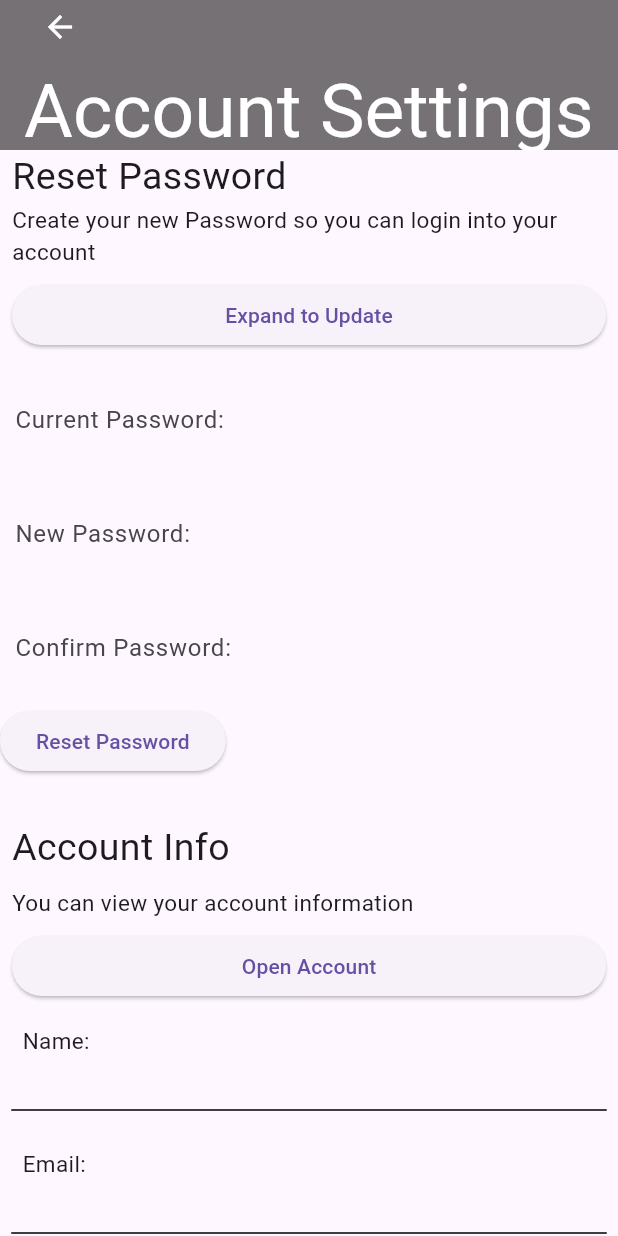
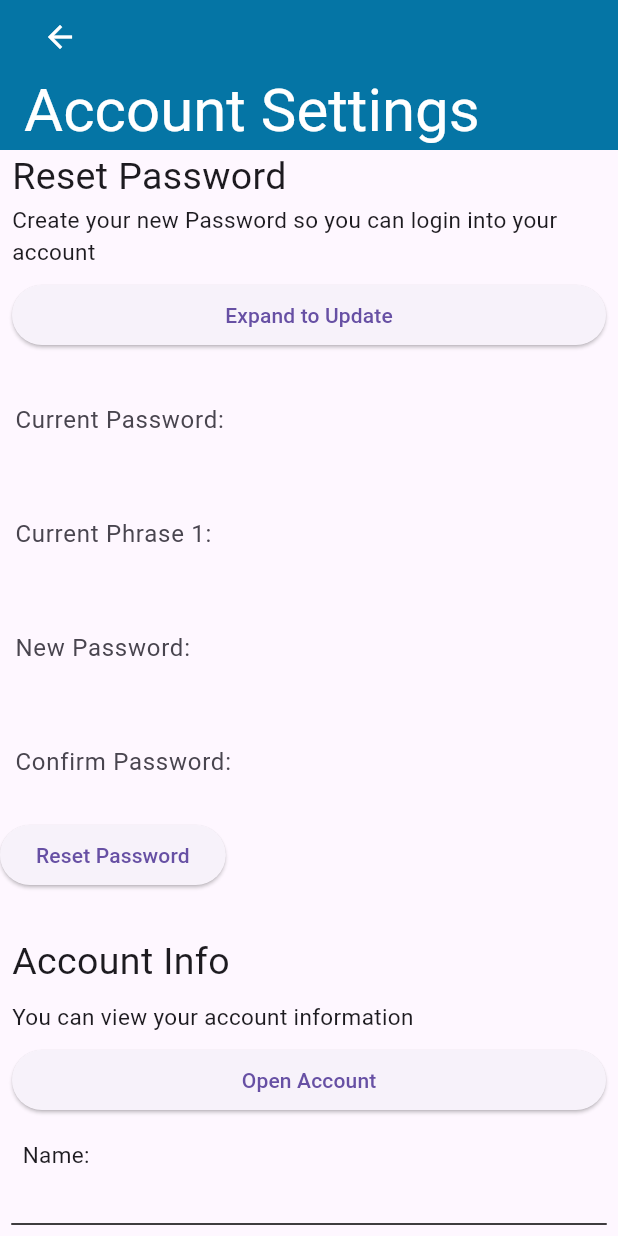
Before and after one commit to Mazen-Alnahdi/Graduation_Project_Final, a Flutter app: the screen it shows once a user with an empty profile is signed in, after a tap on the "person" icon, on a phone screen of 412 x 824 dp. Run offline on Flutter 3.47's test engine with Material 3 defaults, Android fonts, the phone set to English and light mode, and no system bars; our stand-ins replace cloud_firestore, firebase_auth, firebase_core, fluttertoast, shared_preferences, speech_to_text; missing offline and left inert: dcdg, picovoice_flutter, rename, rhino_flutter; accounts and stored records are empty; network calls fail.

Commit message:
Updated the Project with new logo and cleaned a bit

```diff
--- a/lib/main.dart
+++ b/lib/main.dart
@@ -1,14 +1,7 @@
-
-
-
-
-
-
-
 import 'dart:async';
-
+import 'package:rename/rename.dart';
 import 'package:flutter/material.dart';
-
+import 'package:dcdg/dcdg.dart';
 import 'package:firebase_core/firebase_core.dart';
 import 'package:gp_v2/screens/Help.dart';
 import 'package:gp_v2/screens/account.dart';
@@ -72,7 +65,7 @@ class MyApp extends StatelessWidget {
           '/signup':(context) => SignUp(),
         },
         theme: ThemeData(
-          colorScheme: ColorScheme.fromSeed(seedColor: Colors.deepPurple),
+          colorScheme: ColorScheme.fromSeed(seedColor: Colors.white),
           useMaterial3: true
         ),
       ),
@@ -101,14 +94,15 @@ class _MyHomePageState extends State<MyHomePage> {
   @override
   Widget build(BuildContext context) {
     return Container(
-      color: Colors.white,
+      color: Color(0xFF0575A5),
       child: Center(
         child: SizedBox(
           width: 512,
           height: 512,
           child: Image.asset(
             'assets/logo.png', // Specify the file path to the image
-            fit: BoxFit.contain, // Adjust the image to contain within the specified size
+            fit: BoxFit.contain,
+
           ),
         ),
       ),
--- a/lib/screens/account.dart
+++ b/lib/screens/account.dart
@@ -37,7 +37,7 @@ class _AccountsState extends State<Accounts> {
     return Scaffold(
       appBar: AppBar(
         automaticallyImplyLeading: false,
-        backgroundColor: Colors.blue,
+        backgroundColor: Color(0xFF0575A5),
         toolbarHeight: 100,
         title: Column(
           crossAxisAlignment: CrossAxisAlignment.start,
--- a/lib/screens/help.dart
+++ b/lib/screens/help.dart
@@ -58,7 +58,7 @@ class _HelpState extends State<Help> {
     return Scaffold(
       appBar: AppBar(
         automaticallyImplyLeading: false,
-        backgroundColor: Colors.blue,
+        backgroundColor: Color(0xFF0575A5),
         toolbarHeight: 100,
         title: Column(
           crossAxisAlignment: CrossAxisAlignment.start,
--- a/lib/screens/history.dart
+++ b/lib/screens/history.dart
@@ -101,7 +101,7 @@ class _HistoryState extends State<History> {
     return Scaffold(
       appBar: AppBar(
         automaticallyImplyLeading: false,
-        backgroundColor: Colors.blue,
+        backgroundColor: Color(0xFF0575A5),
         toolbarHeight: 100,
         title: Column(
           crossAxisAlignment: CrossAxisAlignment.start,
--- a/lib/screens/home.dart
+++ b/lib/screens/home.dart
@@ -65,7 +65,7 @@ class _HomeState extends State<Home> {
       home: Scaffold(
         appBar: AppBar(
           toolbarHeight: 100,
-          backgroundColor: Colors.black54,
+          backgroundColor: Color(0xFF0575A5),
           title: Column(
             crossAxisAlignment: CrossAxisAlignment.start,
             children: [
@@ -126,7 +126,7 @@ class _HomeState extends State<Home> {
                               CardWidget(icon: Icons.account_balance_rounded, title: '12650', content: "Primary Account"),
                               ..._Carddocuments.map((cardDocument) {
                                 return Card(
-                                  color: Colors.black45,
+                                  color: Color(0xFF0575A5),
                                   child: Padding(
                                     padding: const EdgeInsets.only(right: 70, top: 10, bottom: 10, left: 10),
                                     child: Column(
@@ -291,7 +291,7 @@ class CardWidget extends StatelessWidget {
   @override
   Widget build(BuildContext context) {
     return Card(
-      color: Colors.black45,
+      color: Color(0xFF0575A5),
       // margin: EdgeInsets.all(20),
       child: Padding(
         padding: const EdgeInsets.only(right: 70,top: 10,bottom: 10,left: 10),
--- a/lib/screens/login.dart
+++ b/lib/screens/login.dart
@@ -39,6 +39,7 @@ class _LoginState extends State<Login> {
     super.initState();
     picovoiceSetup = Provider.of<PicovoiceSetup>(context, listen: false);
     picovoiceSetup.onCommand = _handleCustomCommands;
+    _loadCredentials();
     //final voiceCommandService = Provider.of<VoiceCommandService>(context, listen: false);
   }
 
@@ -82,7 +83,6 @@ class _LoginState extends State<Login> {
 
   void _handleCustomCommands(RhinoInference inference) async {
     if (inference.intent! == 'enterEmail') {
-      print(inference.intent);
       await picovoiceSetup.disablePico();
       _voiceCommandService = VoiceCommandService();
       _voiceCommandService.onCommand = _enterEmail;
@@ -90,36 +90,34 @@ class _LoginState extends State<Login> {
       // await picovoiceSetup.enablePico();
     } else if (inference.intent! == 'clearEmail') {
       _emailController.text = "";
-      print(inference.intent);
+
     } else if (inference.intent! == 'EnterPhrase1') {
-      print(inference.intent);
+
 
       await picovoiceSetup.disablePico();
       _voiceCommandService = VoiceCommandService();
       _voiceCommandService.onCommand = _enterPhrase1;
     } else if (inference.intent! == 'EnterPhrase2') {
-      print(inference.intent);
+
 
       await picovoiceSetup.disablePico();
       _voiceCommandService = VoiceCommandService();
       _voiceCommandService.onCommand = _enterPhrase2;
     } else if (inference.intent! == 'login') {
-      print(inference.intent);
 
-      if(_passwordController.text==null){
-      _passwordController.text =
-          _phrase1Controller.text.trim() + _phrase2Controller.text.trim();
+      if (_phrase1Controller.text.isNotEmpty&&_phrase2Controller.text.isNotEmpty){
+      _passwordController.text = _phrase1Controller.text.trim() + _phrase2Controller.text.trim();
       }
       signIn();
     } else if (inference.intent! == 'endApp') {
       print(inference.intent);
     } else if (inference.intent! == 'openSignUp') {
-      print(inference.intent);
-
       Navigator.push(
           context, MaterialPageRoute(builder: (context) => SignUp()));
-    } else {
-      print(inference.intent);
+    } else if (inference.intent == 'clearPhrase1') {
+      _phrase1Controller.text="";
+    } else if(inference.intent == "clearPhrase2") {
+      _phrase2Controller.text="";
     }
   }
 
@@ -159,7 +157,7 @@ class _LoginState extends State<Login> {
     final picovoicesetup = Provider.of<PicovoiceSetup>(context);
 
     return Scaffold(
-      backgroundColor: const Color(0xFF69F0E0),
+      backgroundColor: const Color(0xFF0575A5),
       body: SingleChildScrollView(
         child: SafeArea(
           child: Column(
@@ -171,10 +169,13 @@ class _LoginState extends State<Login> {
                 width: 300,
                 child: TextField(
                   controller: _emailController,
+                  style: TextStyle(color: Colors.white),
                   decoration: InputDecoration(
                     border: UnderlineInputBorder(),
                     labelText: 'Email',
                     floatingLabelBehavior: FloatingLabelBehavior.always,
+                    labelStyle: TextStyle(color: Colors.white),
+
                   ),
                 ),
               ),
@@ -184,11 +185,13 @@ class _LoginState extends State<Login> {
                 // password textfield
                 child: TextField(
                   controller: _passwordController,
+                  style: TextStyle(color: Colors.white),
                   obscureText: true,
                   decoration: InputDecoration(
                     border: UnderlineInputBorder(),
                     labelText: 'Password',
                     floatingLabelBehavior: FloatingLabelBehavior.always,
+                    labelStyle: TextStyle(color: Colors.white),
                   ),
                 ),
               ),
@@ -198,11 +201,13 @@ class _LoginState extends State<Login> {
                 // Phrase 1 textfield
                 child: TextField(
                   controller: _phrase1Controller,
+                  style: TextStyle(color: Colors.white),
                   obscureText: true,
                   decoration: InputDecoration(
                     border: UnderlineInputBorder(),
                     labelText: 'Hint for Phrase 1: $phrasehint1',
                     floatingLabelBehavior: FloatingLabelBehavior.always,
+                    labelStyle: TextStyle(color: Colors.white),
                   ),
                 ),
               ),
@@ -212,11 +217,13 @@ class _LoginState extends State<Login> {
                 // password textfield
                 child: TextField(
                   controller: _phrase2Controller,
+                  style: TextStyle(color: Colors.white),
                   obscureText: true,
                   decoration: InputDecoration(
                     border: UnderlineInputBorder(),
                     labelText: 'Hint for Phrase 2: $phrasehint2',
                     floatingLabelBehavior: FloatingLabelBehavior.always,
+                    labelStyle: TextStyle(color: Colors.white),
                   ),
                 ),
               ),
--- a/lib/screens/profile.dart
+++ b/lib/screens/profile.dart
@@ -22,6 +22,8 @@ class _profilePageState extends State<profilePage> {
   final _newPasswordController=TextEditingController();
   final _confPasswordController=TextEditingController();
 
+  final _phraseold1Controller=TextEditingController();
+  final _phraseold2Controller=TextEditingController();
   final _phrasehint1Controller=TextEditingController();
   final _phrasehint2Controller=TextEditingController();
   final _phrasetext1Controller=TextEditingController();
@@ -31,6 +33,8 @@ class _profilePageState extends State<profilePage> {
   bool _validateNewPass=false;
   bool _validateConfPass=false;
 
+  bool _validatephraseold1=false;
+  bool _validatephraseold2=false;
   bool _validatephrasehint1=false;
   bool _validatephrasehint2=false;
   bool _validatephrasetext1=false;
@@ -121,7 +125,7 @@ class _profilePageState extends State<profilePage> {
         home: Scaffold(
           appBar: AppBar(
             toolbarHeight: 100,
-            backgroundColor: Colors.black54,
+            backgroundColor: Color(0xFF0575A5),
             title: Column(
               crossAxisAlignment: CrossAxisAlignment.start,
               children: [
@@ -139,14 +143,13 @@ class _profilePageState extends State<profilePage> {
                         .of(context)
                         .size
                         .width * .5),
-
                   ],
                 ),
                 Container(
                   alignment: Alignment.centerLeft,
                   child: const Text(
                     'Account Settings',
-                    style: TextStyle(fontSize: 50, color: Colors.white),
+                    style: TextStyle(fontSize: 40, color: Colors.white),
                   ),
                 ),
               ],
@@ -193,6 +196,21 @@ class _profilePageState extends State<profilePage> {
                             border: InputBorder.none,
                             errorText: _validateOldPass? 'This Field cannot be empty' : null,
                             ),
+                        scrollPadding: EdgeInsets.all(10.0),
+                        autofocus: false,
+                        textInputAction: TextInputAction.next,
+                      ),
+                    ),
+                    Container(
+                      padding: const EdgeInsets.all(10),
+                      child:  TextField(
+                        controller: _oldPasswordController,
+                        decoration: InputDecoration(
+                          label: Text("Current Phrase 1: "),
+                          hintText: "Enter your Old First Phrase: ",
+                          border: InputBorder.none,
+                          errorText: _validateOldPass? 'This Field cannot be empty' : null,
+                        ),
                         scrollPadding: EdgeInsets.all(10.0),
                         autofocus: false,
                         textInputAction: TextInputAction.next,
--- a/lib/screens/signup.dart
+++ b/lib/screens/signup.dart
@@ -50,7 +50,7 @@ class SignupState extends State<SignUp> {
     return '${directory.path}/credentials.txt';
   }
 
-  Future<void> _saveCredentials( String Phrase1, String Phrase2) async {
+  Future<void> _saveCredentials(String Phrase1, String Phrase2) async {
     final file = File(await _getFilePath());
     await file.writeAsString('$Phrase1\n$Phrase2');
   }
--- a/pubspec.yaml
+++ b/pubspec.yaml
@@ -41,12 +41,13 @@ dependencies:
   provider: ^6.1.2
   highlight_text: ^1.7.0
   avatar_glow: ^3.0.1
-  dcdg: ^4.1.0
   path_provider: ^2.1.3
   picovoice_flutter: ^3.0.3
   rhino_flutter: ^3.0.3
   shared_preferences: ^2.2.3
   fluttertoast: ^8.2.5
+  dcdg: ^4.1.0
+  rename: ^3.0.2
 
 dev_dependencies:
   flutter_test:
```
Also changed, not shown: pubspec.lock, 9 other files.
